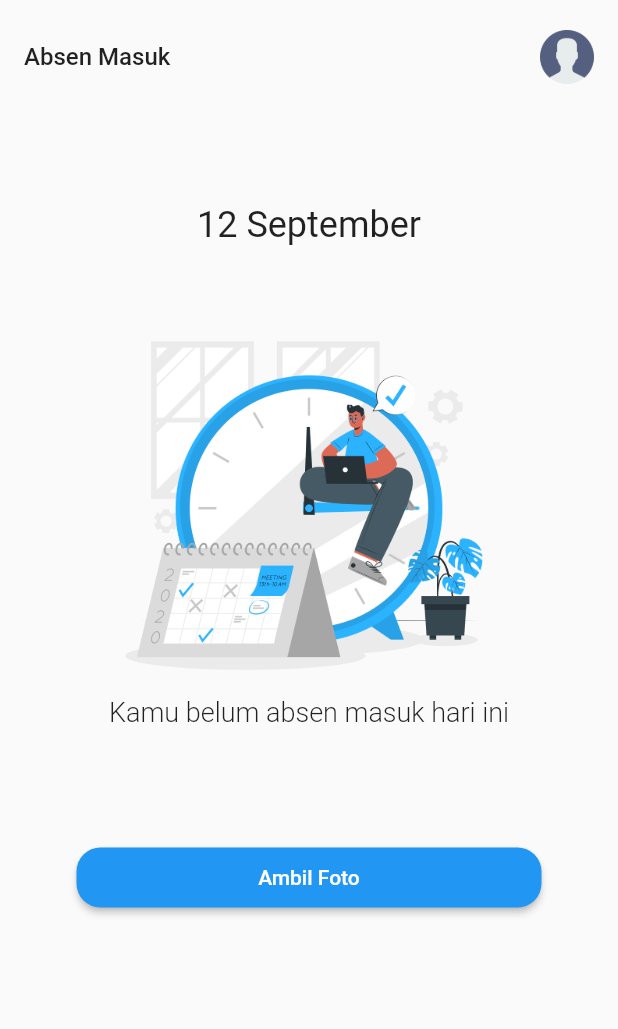
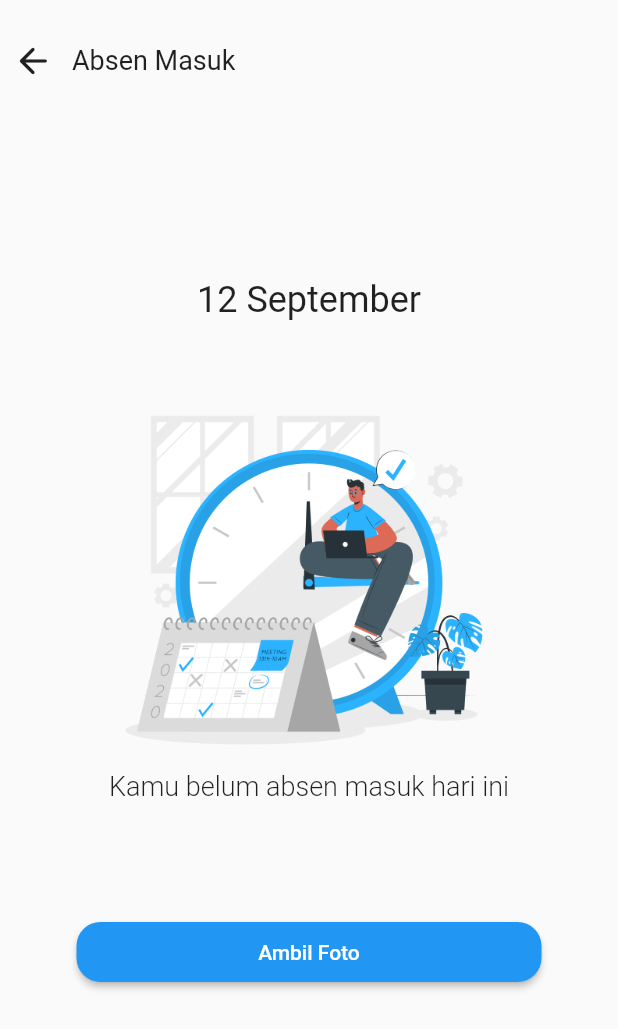
Before and after one commit to sidqiarasyid/absen, a Flutter app: the AbsenMasukPage screen opened directly, on a phone screen of 412 x 824 dp. Shown: the top 1029 px of the screen. Run offline on Flutter 3.47's test engine with Material 2 defaults, Android fonts, the light colour scheme and no system bars; our stand-ins replace google_fonts.

Commit message:
fix: [SA] back button

```diff
--- a/lib/absen_masuk.dart
+++ b/lib/absen_masuk.dart
@@ -18,29 +18,27 @@ class _AbsenMasukPageState extends State<AbsenMasukPage> {
       body: Column(
         children: [
           Container(
-            margin: EdgeInsets.only(top: 20),
-            padding: EdgeInsets.symmetric(horizontal: 16),
+            margin: EdgeInsets.only(
+                top: MediaQuery.of(context).size.height * 0.02, bottom: MediaQuery.of(context).size.height * 0.05),
             child: Row(
-              mainAxisAlignment: MainAxisAlignment.spaceBetween,
               children: [
+                IconButton(
+                  onPressed: () {
+                    Navigator.pop(context);
+                  },
+                  icon: Icon(
+                    Icons.arrow_back_rounded,
+                    size: 28,
+                  ),
+                  splashRadius: 30,
+                  alignment: Alignment.centerLeft,
+                ),
                 Text(
                   "Absen Masuk",
                   style: GoogleFonts.roboto(
-                      fontWeight: FontWeight.w500, fontSize: 16),
+                    fontSize: 18,
+                  ),
                 ),
-                GestureDetector(
-                  onTap: (){
-                    Navigator.push(context, MaterialPageRoute(builder: (context) => Profile(),));
-                  },
-                  child: Container(
-                    width: 36,
-                    height: 36,
-                    child: Image.asset(
-                      "assets/images/profilelogo.png",
-                      fit: BoxFit.cover,
-                    ),
-                  ),
-                )
               ],
             ),
           ),
--- a/lib/profile.dart
+++ b/lib/profile.dart
@@ -70,7 +70,7 @@ class _ProfileState extends State<Profile> {
                     Text(
                       "Profile",
                       style: GoogleFonts.roboto(
-                        fontSize: 22,
+                        fontSize: 18,
                       ),
                     ),
                   ],
```
Also changed, not shown: lib/absen_pulang.dart (+15 -17 lines).
